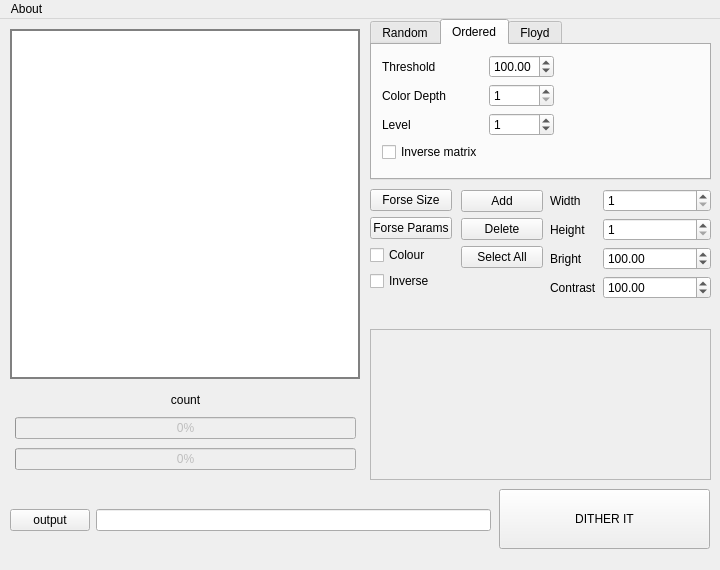
Old version of the form mainwindow.ui in the repository Pomidor1638/DitherIT.
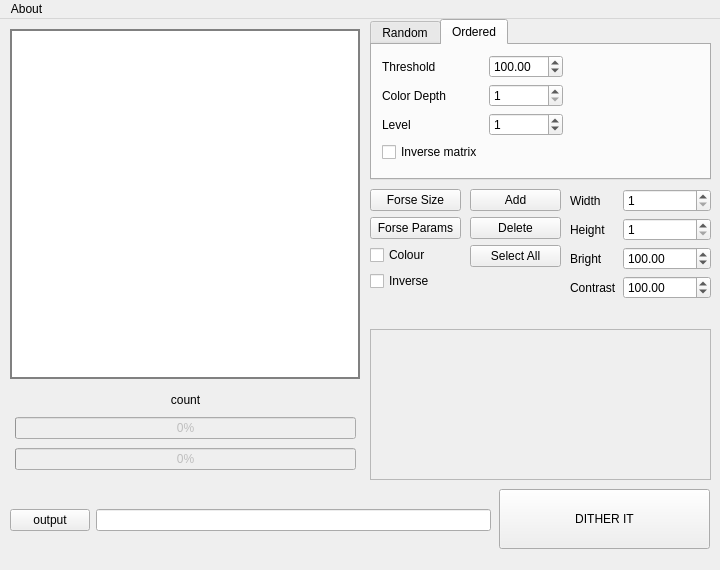
New version of the form.

The edit to the form file:
```diff
--- a/mainwindow.ui
+++ b/mainwindow.ui
@@ -299,7 +299,7 @@
        <rect>
         <x>10</x>
         <y>10</y>
-        <width>172</width>
+        <width>181</width>
         <height>117</height>
        </rect>
       </property>
@@ -393,11 +393,6 @@
       </layout>
      </widget>
     </widget>
-    <widget class="QWidget" name="FloydTab">
-     <attribute name="title">
-      <string>Floyd</string>
-     </attribute>
-    </widget>
    </widget>
    <widget class="QScrollArea" name="scrollArea">
     <property name="geometry">
@@ -427,7 +422,7 @@
      <rect>
       <x>370</x>
       <y>170</y>
-      <width>82</width>
+      <width>91</width>
       <height>131</height>
      </rect>
     </property>
@@ -490,9 +485,9 @@
    <widget class="QWidget" name="formLayoutWidget_3">
     <property name="geometry">
      <rect>
-      <x>550</x>
+      <x>570</x>
       <y>170</y>
-      <width>161</width>
+      <width>141</width>
       <height>131</height>
      </rect>
     </property>
@@ -586,9 +581,9 @@
    <widget class="QWidget" name="verticalLayoutWidget_4">
     <property name="geometry">
      <rect>
-      <x>461</x>
-      <y>171</y>
-      <width>82</width>
+      <x>470</x>
+      <y>170</y>
+      <width>91</width>
       <height>131</height>
      </rect>
     </property>
```
